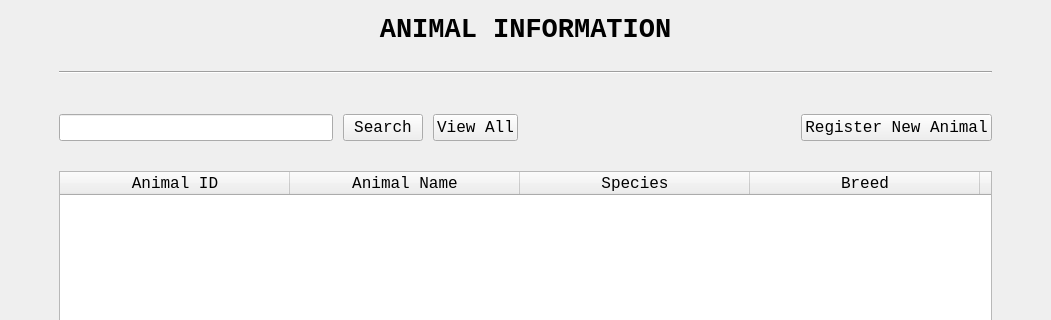
The window that AnimalInformationUI.ui (ASNaeem/Simple-VCMS) describes before a commit, drawn with Qt 5; both pictures show x 0 to 1051 and y 0 to 320 of the 1051 by 700 pixel window.
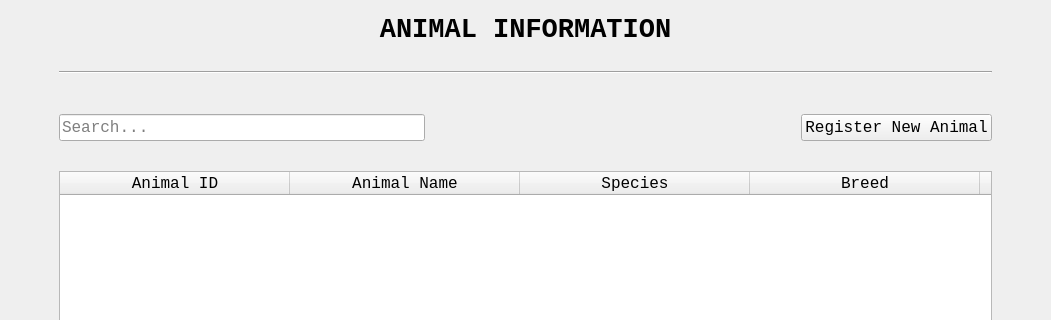
The same window after the commit.

Commit message: added search method

Patch:
```diff
--- a/AnimalInformationUI.ui
+++ b/AnimalInformationUI.ui
@@ -114,38 +114,6 @@
          </widget>
         </item>
         <item row="1" column="2">
-         <widget class="QPushButton" name="button_animal_search">
-          <property name="font">
-           <font>
-            <family>Courier New</family>
-            <pointsize>12</pointsize>
-            <weight>50</weight>
-            <bold>false</bold>
-            <kerning>true</kerning>
-           </font>
-          </property>
-          <property name="cursor">
-           <cursorShape>PointingHandCursor</cursorShape>
-          </property>
-          <property name="text">
-           <string>Search</string>
-          </property>
-         </widget>
-        </item>
-        <item row="1" column="0">
-         <widget class="QLineEdit" name="line_animal_search">
-          <property name="font">
-           <font>
-            <family>Courier New</family>
-            <pointsize>12</pointsize>
-            <weight>50</weight>
-            <bold>false</bold>
-            <kerning>true</kerning>
-           </font>
-          </property>
-         </widget>
-        </item>
-        <item row="1" column="4">
          <spacer name="horizontalSpacer_4">
           <property name="orientation">
            <enum>Qt::Horizontal</enum>
@@ -158,8 +126,8 @@
           </property>
          </spacer>
         </item>
-        <item row="1" column="3">
-         <widget class="QPushButton" name="button_animal_view_all">
+        <item row="1" column="0">
+         <widget class="QLineEdit" name="line_animal_search">
           <property name="font">
            <font>
             <family>Courier New</family>
@@ -169,11 +137,8 @@
             <kerning>true</kerning>
            </font>
           </property>
-          <property name="cursor">
-           <cursorShape>PointingHandCursor</cursorShape>
-          </property>
-          <property name="text">
-           <string>View All</string>
+          <property name="placeholderText">
+           <string>Search...</string>
           </property>
          </widget>
         </item>
```
Left out of the diff: 2 changed lines with no effect on the pictures. The commit also changes 9 other files.
